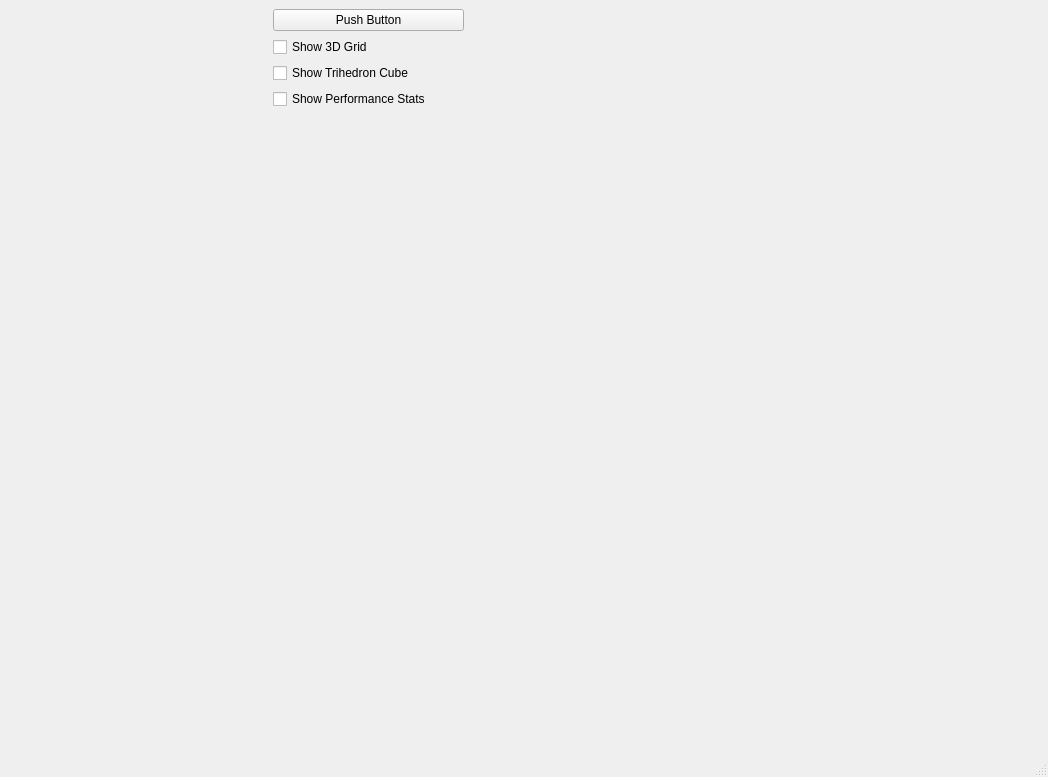
Before: the Qt Designer form 001-C-basicViewerWithOptions/uis/mainwindow.ui in haknkayaa/Qt-OpenCASCADE-Projects, drawn with Qt 5.
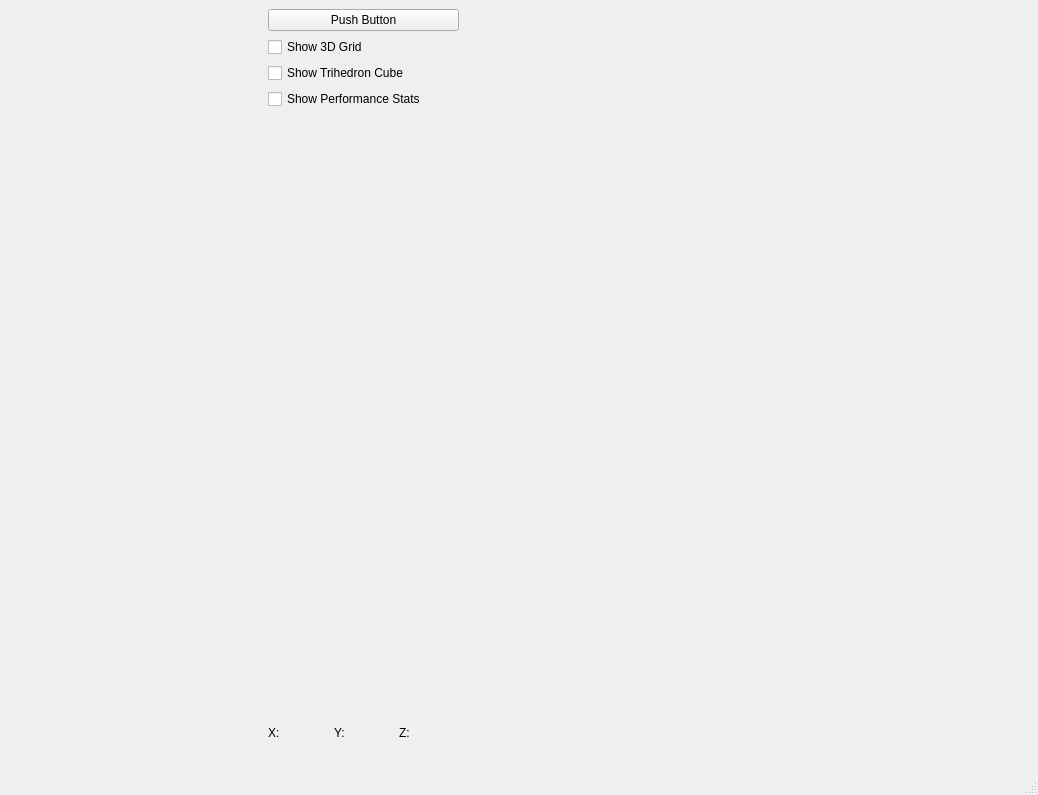
After: the same form once the commit is applied.

Patch:
```diff
--- a/001-C-basicViewerWithOptions/uis/mainwindow.ui
+++ b/001-C-basicViewerWithOptions/uis/mainwindow.ui
@@ -6,8 +6,8 @@
    <rect>
     <x>0</x>
     <y>0</y>
-    <width>1048</width>
-    <height>777</height>
+    <width>1038</width>
+    <height>795</height>
    </rect>
   </property>
   <property name="windowTitle">
@@ -83,6 +83,52 @@
           </property>
          </spacer>
         </item>
+        <item>
+         <layout class="QHBoxLayout" name="horizontalLayout_3">
+          <item>
+           <widget class="QLabel" name="label_5">
+            <property name="text">
+             <string>X:</string>
+            </property>
+           </widget>
+          </item>
+          <item>
+           <widget class="QLabel" name="label_xPos">
+            <property name="text">
+             <string/>
+            </property>
+           </widget>
+          </item>
+          <item>
+           <widget class="QLabel" name="label">
+            <property name="text">
+             <string>Y:</string>
+            </property>
+           </widget>
+          </item>
+          <item>
+           <widget class="QLabel" name="label_yPos">
+            <property name="text">
+             <string/>
+            </property>
+           </widget>
+          </item>
+          <item>
+           <widget class="QLabel" name="label_3">
+            <property name="text">
+             <string>Z:</string>
+            </property>
+           </widget>
+          </item>
+          <item>
+           <widget class="QLabel" name="label_zPos">
+            <property name="text">
+             <string/>
+            </property>
+           </widget>
+          </item>
+         </layout>
+        </item>
        </layout>
       </widget>
      </widget>
```
Left out of the diff: 2 changed lines with no effect on the pictures.
